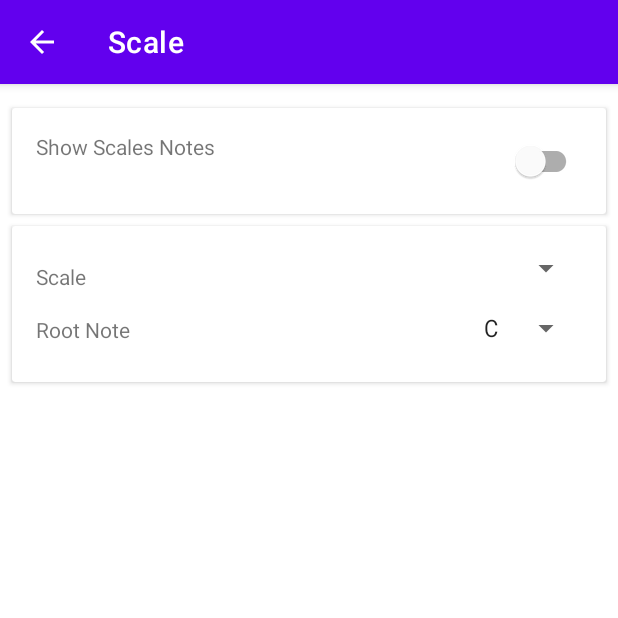
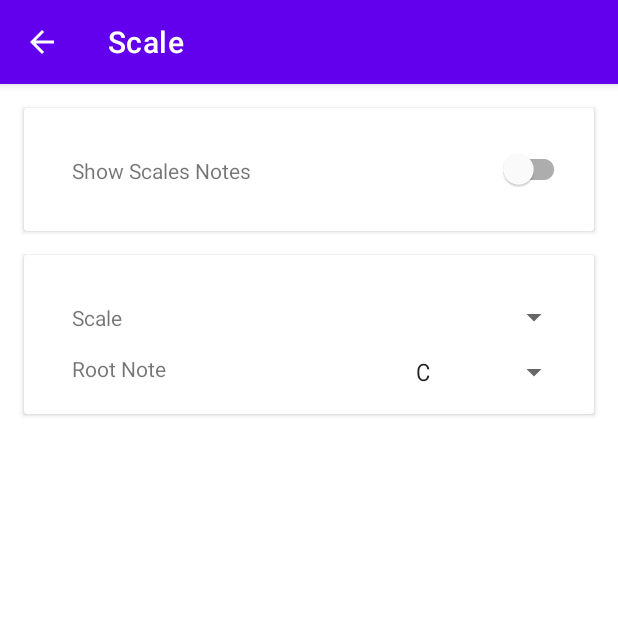
Before and after one commit to jbsohn/SteelSidekick, an Android app: the ScaleActivity screen opened directly, with no data from a screen before it, on a phone screen of 412 x 824 dp, the top half of it. Run offline under Robolectric (Android 15) with nearby library versions, the phone set to English and light mode, and no system bars; 10 statements that could not run were skipped.

Commit message:
update scale settings layout

```diff
--- a/Android/app/src/main/res/layout/activity_scale.xml
+++ b/Android/app/src/main/res/layout/activity_scale.xml
@@ -8,108 +8,108 @@
     tools:layout_editor_absoluteY="89dp">
 
     <androidx.cardview.widget.CardView
-        android:id="@+id/guitarCardView"
+        android:id="@+id/showScaleCardView"
         android:layout_width="0dp"
         android:layout_height="wrap_content"
-        android:layout_marginEnd="8dp"
-        android:layout_marginStart="8dp"
+        android:layout_marginEnd="16dp"
+        android:layout_marginStart="16dp"
         android:layout_marginTop="16dp"
         app:layout_constraintEnd_toEndOf="parent"
         app:layout_constraintStart_toStartOf="parent"
-        app:layout_constraintTop_toTopOf="parent">
+        app:layout_constraintTop_toTopOf="parent"
+        >
 
         <androidx.constraintlayout.widget.ConstraintLayout
             android:layout_width="match_parent"
-            android:layout_height="match_parent">
+            android:layout_height="wrap_content"
+            android:padding="16dp"
+            >
 
             <TextView
-                android:id="@+id/textView4"
-                android:layout_width="0dp"
-                android:layout_height="wrap_content"
+                android:text="Show Scales Notes"
+                android:layout_width="wrap_content"
+                android:layout_height="18dp"
+                android:layout_marginTop="16dp"
                 android:layout_marginBottom="16dp"
                 android:layout_marginStart="16dp"
-                android:layout_marginTop="16dp"
-                android:text="Show Scales Notes"
-                android:textAlignment="viewStart"
+                app:layout_constraintTop_toTopOf="parent"
+                app:layout_constraintStart_toStartOf="parent"
                 app:layout_constraintBottom_toBottomOf="parent"
-                app:layout_constraintStart_toStartOf="parent"
-                app:layout_constraintTop_toTopOf="parent"
-                app:layout_constraintVertical_bias="0.0" />
+                />
 
             <com.google.android.material.switchmaterial.SwitchMaterial
                 android:id="@+id/scaleSwitch"
-                android:layout_width="0dp"
-                android:layout_height="wrap_content"
-                android:layout_marginBottom="11dp"
-                android:layout_marginEnd="16dp"
-                android:layout_marginTop="11dp"
+                android:layout_width="wrap_content"
+                android:layout_height="18dp"
+                app:layout_constraintTop_toTopOf="parent"
+                app:layout_constraintEnd_toEndOf="parent"
                 app:layout_constraintBottom_toBottomOf="parent"
-                app:layout_constraintEnd_toEndOf="parent"
-                app:layout_constraintTop_toTopOf="parent" />
+                />
         </androidx.constraintlayout.widget.ConstraintLayout>
-
     </androidx.cardview.widget.CardView>
 
     <androidx.cardview.widget.CardView
-        android:layout_width="0dp"
+        android:layout_width="match_parent"
         android:layout_height="wrap_content"
-        android:layout_marginEnd="8dp"
-        android:layout_marginStart="8dp"
-        android:layout_marginTop="8dp"
-        app:contentPadding="8dp"
+        android:layout_marginTop="16dp"
+        android:layout_marginStart="16dp"
+        android:layout_marginEnd="16dp"
         app:layout_constraintEnd_toEndOf="parent"
         app:layout_constraintStart_toStartOf="parent"
-        app:layout_constraintTop_toBottomOf="@+id/guitarCardView">
+        app:layout_constraintTop_toBottomOf="@+id/showScaleCardView">
 
         <androidx.constraintlayout.widget.ConstraintLayout
             android:layout_width="match_parent"
-            android:layout_height="match_parent">
-
+            android:layout_height="match_parent"
+            android:padding="16dp"
+            >
             <TextView
-                android:id="@+id/textView5"
+                android:id="@+id/scaleTextView"
+                android:text="Scale"
                 android:layout_width="wrap_content"
-                android:layout_height="wrap_content"
-                android:layout_marginStart="8dp"
+                android:layout_height="18dp"
                 android:layout_marginTop="16dp"
-                android:text="Scale"
+                android:layout_marginBottom="16dp"
+                android:layout_marginStart="16dp"
+                app:layout_constraintTop_toTopOf="parent"
                 app:layout_constraintStart_toStartOf="parent"
-                app:layout_constraintTop_toTopOf="parent" />
+                />
 
             <Spinner
                 android:id="@+id/scaleSpinner"
                 android:layout_width="wrap_content"
-                android:layout_height="wrap_content"
-                android:layout_marginEnd="8dp"
-                android:layout_marginTop="8dp"
+                android:layout_height="18dp"
+                android:layout_marginTop="16dp"
+                android:layout_marginBottom="16dp"
+                android:layout_marginStart="16dp"
                 android:gravity="end"
                 app:layout_constraintEnd_toEndOf="parent"
-                app:layout_constraintTop_toTopOf="parent" />
+                app:layout_constraintTop_toTopOf="parent"
+                />
 
             <TextView
-                android:id="@+id/textView6"
+                android:id="@+id/rootNoteTextView"
+                android:text="Root Note"
                 android:layout_width="wrap_content"
-                android:layout_height="wrap_content"
+                android:layout_height="18dp"
+                android:layout_marginTop="16dp"
                 android:layout_marginBottom="16dp"
-                android:layout_marginStart="8dp"
-                android:layout_marginTop="16dp"
-                android:text="Root Note"
-                app:layout_constraintBottom_toBottomOf="parent"
+                android:layout_marginStart="16dp"
+                app:layout_constraintTop_toBottomOf="@+id/scaleTextView"
                 app:layout_constraintStart_toStartOf="parent"
-                app:layout_constraintTop_toBottomOf="@+id/textView5"
-                app:layout_constraintVertical_bias="0.0" />
+                />
 
             <Spinner
                 android:id="@+id/rootNoteSpinner"
                 android:layout_width="wrap_content"
                 android:layout_height="wrap_content"
+                android:layout_marginTop="16dp"
                 android:layout_marginBottom="16dp"
-                android:layout_marginEnd="8dp"
-                android:layout_marginTop="16dp"
+                android:layout_marginStart="16dp"
                 android:entries="@array/notes_array"
-                android:gravity="end"
-                app:layout_constraintBottom_toBottomOf="parent"
+                app:layout_constraintTop_toBottomOf="@+id/scaleSpinner"
                 app:layout_constraintEnd_toEndOf="parent"
-                app:layout_constraintTop_toBottomOf="@+id/scaleSpinner" />
+                />
         </androidx.constraintlayout.widget.ConstraintLayout>
     </androidx.cardview.widget.CardView>
 
```
